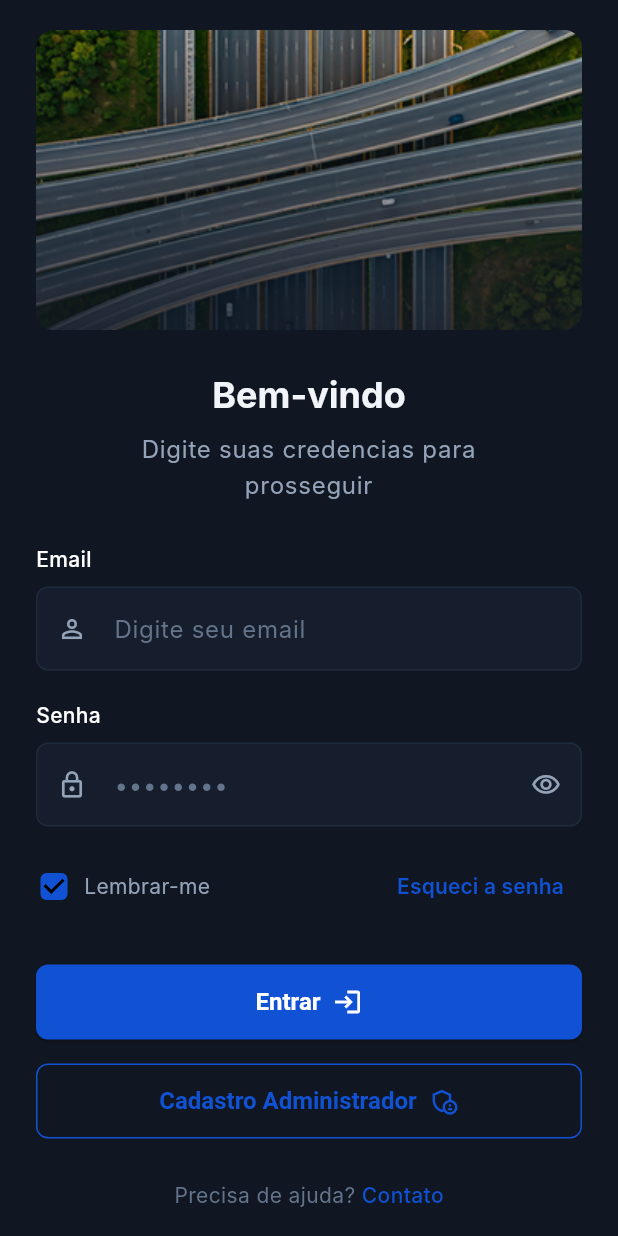
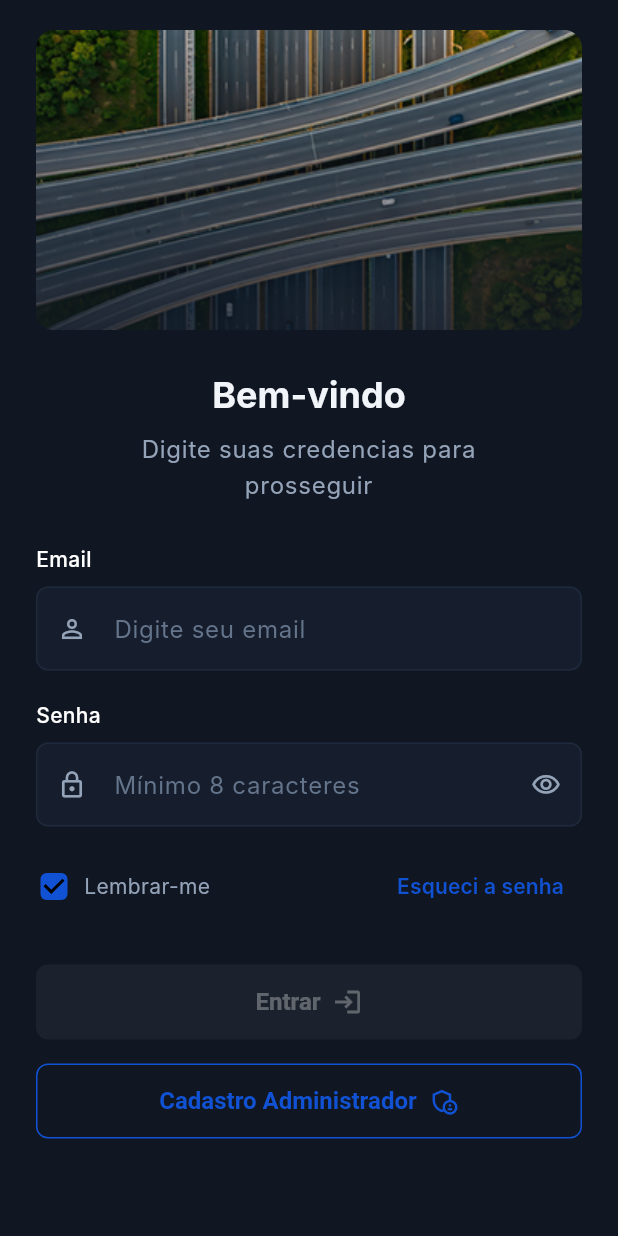
Before and after one commit to braraujo-dev/QMob, a Flutter app: the screen it shows after launch, after a tap on "Lembrar-me", on a phone screen of 412 x 824 dp. Run offline on Flutter 3.47's test engine with Material 3 defaults, Android fonts, the phone set to English and light mode, and no system bars; our stand-ins replace dartz, geocoding, geolocator, get_it, google_maps_flutter, shared_preferences and 1 more; accounts and stored records are empty; Roboto replaces fonts that are missing (Inter).

Commit message:
ajustes no login

```diff
--- a/lib/core/di/injection_container.dart
+++ b/lib/core/di/injection_container.dart
@@ -7,12 +7,19 @@ import '../../features/auth/domain/usecases/auth_usecase.dart';
 import '../../features/auth/presentation/controllers/auth_controller.dart';
 import '../../features/checkin/presentation/controllers/checkin_controller.dart';
 import '../../features/checkin/domain/entities/capital_entity.dart';
+import '../../features/checkin/domain/repositories/checkin_repository.dart';
+import '../../features/checkin/data/repositories/checkin_repository_impl.dart';
+import '../../features/checkin/domain/usecases/get_checkin_status_usecase.dart';
+import '../services/location_service.dart';
 
 final sl = GetIt.instance;
 
 Future<void> init() async {
   // External
   sl.registerLazySingleton<SupabaseClient>(() => Supabase.instance.client);
+
+  // Core Services
+  sl.registerLazySingleton<ILocationService>(() => LocationService());
 
   // Auth
   sl.registerLazySingleton<AuthRemoteDataSource>(() => AuthRemoteDataSourceImpl(sl()));
@@ -21,7 +28,14 @@ Future<void> init() async {
   sl.registerFactory(() => AuthController(sl()));
 
   // Checkin
+  sl.registerLazySingleton<CheckinRepository>(() => CheckinRepositoryImpl());
+  sl.registerLazySingleton(() => const GetCheckinStatusUseCase());
+
   sl.registerFactoryParam<CheckinController, CapitalEntity, void>(
-    (destination, _) => CheckinController(destination),
+    (destination, _) => CheckinController(
+      destination: destination,
+      locationService: sl(),
+      getCheckinStatusUseCase: sl(),
+    ),
   );
 }
--- a/lib/core/widgets/custom_text_field.dart
+++ b/lib/core/widgets/custom_text_field.dart
@@ -7,6 +7,9 @@ class CustomTextField extends StatefulWidget {
   final IconData prefixIcon;
   final bool isPassword;
   final TextEditingController? controller;
+  final String? errorText;
+  final TextInputType? keyboardType;
+  final Function(String)? onChanged;
 
   const CustomTextField({
     super.key,
@@ -15,6 +18,9 @@ class CustomTextField extends StatefulWidget {
     required this.prefixIcon,
     this.isPassword = false,
     this.controller,
+    this.errorText,
+    this.keyboardType,
+    this.onChanged,
   });
 
   @override
@@ -47,9 +53,12 @@ class _CustomTextFieldState extends State<CustomTextField> {
         TextFormField(
           controller: widget.controller,
           obscureText: _obscureText,
+          keyboardType: widget.keyboardType,
+          onChanged: widget.onChanged,
           style: const TextStyle(color: AppColors.white),
           decoration: InputDecoration(
             hintText: widget.hintText,
+            errorText: widget.errorText,
             prefixIcon: Icon(widget.prefixIcon, size: 20),
             suffixIcon: widget.isPassword
                 ? IconButton(
--- a/lib/features/auth/data/datasources/auth_remote_datasource.dart
+++ b/lib/features/auth/data/datasources/auth_remote_datasource.dart
@@ -6,6 +6,8 @@ abstract class AuthRemoteDataSource {
     required String email,
     required String password,
   });
+
+  UserModel? getCurrentUser();
 }
 
 class AuthRemoteDataSourceImpl implements AuthRemoteDataSource {
@@ -36,4 +38,13 @@ class AuthRemoteDataSourceImpl implements AuthRemoteDataSource {
       throw Exception(e.toString());
     }
   }
+
+  @override
+  UserModel? getCurrentUser() {
+    final user = supabaseClient.auth.currentUser;
+    if (user != null) {
+      return UserModel(id: user.id, email: user.email ?? '');
+    }
+    return null;
+  }
 }
--- a/lib/features/auth/data/repositories/auth_repository_impl.dart
+++ b/lib/features/auth/data/repositories/auth_repository_impl.dart
@@ -1,4 +1,5 @@
 import 'package:dartz/dartz.dart';
+import 'package:shared_preferences/shared_preferences.dart';
 import '../../domain/entities/user_entity.dart';
 import '../../domain/repositories/auth_repository.dart';
 import '../datasources/auth_remote_datasource.dart';
@@ -23,4 +24,27 @@ class AuthRepositoryImpl implements AuthRepository {
       return Left(e.toString());
     }
   }
+
+  @override
+  UserEntity? getCurrentUser() {
+    return remoteDataSource.getCurrentUser();
+  }
+
+  @override
+  Future<String?> getRememberedEmail() async {
+    final prefs = await SharedPreferences.getInstance();
+    return prefs.getString('saved_email');
+  }
+
+  @override
+  Future<void> removeRememberedEmail() async {
+    final prefs = await SharedPreferences.getInstance();
+    await prefs.remove('saved_email');
+  }
+
+  @override
+  Future<void> saveRememberedEmail(String email) async {
+    final prefs = await SharedPreferences.getInstance();
+    await prefs.setString('saved_email', email);
+  }
 }
--- a/lib/features/auth/domain/repositories/auth_repository.dart
+++ b/lib/features/auth/domain/repositories/auth_repository.dart
@@ -6,4 +6,10 @@ abstract class AuthRepository {
     required String email,
     required String password,
   });
+
+  Future<void> saveRememberedEmail(String email);
+  Future<String?> getRememberedEmail();
+  Future<void> removeRememberedEmail();
+
+  UserEntity? getCurrentUser();
 }
--- a/lib/features/auth/domain/usecases/auth_usecase.dart
+++ b/lib/features/auth/domain/usecases/auth_usecase.dart
@@ -13,4 +13,20 @@ class AuthUseCase {
   }) async {
     return await repository.signIn(email: email, password: password);
   }
+
+  UserEntity? getCurrentUser() {
+    return repository.getCurrentUser();
+  }
+
+  Future<void> saveEmail(String email) async {
+    await repository.saveRememberedEmail(email);
+  }
+
+  Future<String?> getSavedEmail() async {
+    return await repository.getRememberedEmail();
+  }
+
+  Future<void> removeSavedEmail() async {
+    await repository.removeRememberedEmail();
+  }
 }
--- a/lib/features/auth/presentation/controllers/auth_controller.dart
+++ b/lib/features/auth/presentation/controllers/auth_controller.dart
@@ -7,14 +7,70 @@ class AuthController extends ValueNotifier<AuthState> {
 
   AuthController(this.authUseCase) : super(AuthInitialState());
 
+  bool isFormValid = false;
+  bool rememberMe = false;
+
+  String? emailError;
+  String? passwordError;
+
+  void validateForm(String email, String password) {
+    if (email.isEmpty) {
+      emailError = null;
+    } else {
+      final emailValid = RegExp(r"^[a-zA-Z0-9.a-zA-Z0-9.!#$%&'*+-/=?^_`{|}~]+@[a-zA-Z0-9]+\.[a-zA-Z]+").hasMatch(email);
+      emailError = emailValid ? null : 'E-mail inválido';
+    }
+
+    if (password.isEmpty) {
+      passwordError = null;
+    } else {
+      passwordError = password.length >= 8 ? null : 'Mínimo 8 caracteres';
+    }
+
+    isFormValid = emailError == null && passwordError == null && email.isNotEmpty && password.isNotEmpty;
+    notifyListeners();
+  }
+
+  void resetState() {
+    value = AuthInitialState();
+  }
+
+  void toggleRememberMe(bool? value) {
+    rememberMe = value ?? false;
+    notifyListeners();
+  }
+
   Future<void> signIn(String email, String password) async {
     value = AuthLoadingState();
 
     final result = await authUseCase.signIn(email: email, password: password);
 
     result.fold(
-      (error) => value = AuthErrorState(error),
-      (user) => value = AuthSuccessState(user),
+      (error) {
+        String humanMessage = error;
+        if (error.contains('Invalid login credentials')) {
+          humanMessage = 'E-mail ou senha incorretos.';
+        } else if (error.contains('network_error')) {
+          humanMessage = 'Sem conexão com a internet.';
+        }
+        value = AuthErrorState(humanMessage);
+      },
+      (user) async {
+        if (rememberMe) {
+          await authUseCase.saveEmail(email);
+        } else {
+          await authUseCase.removeSavedEmail();
+        }
+        value = AuthSuccessState(user);
+      },
     );
   }
+
+  Future<String?> getSavedEmail() async {
+    final email = await authUseCase.getSavedEmail();
+    if (email != null) {
+      rememberMe = true;
+    }
+    return email;
+  }
 }
--- a/lib/features/auth/presentation/pages/auth_page.dart
+++ b/lib/features/auth/presentation/pages/auth_page.dart
@@ -1,6 +1,5 @@
 import 'package:alternative/routes/app_routes_manager.dart';
 import 'package:flutter/material.dart';
-
 import '../../../../core/di/injection_container.dart';
 import '../../../../core/theme/app_colors.dart';
 import '../../../../core/widgets/custom_text_field.dart';
@@ -19,7 +18,6 @@ class AuthPage extends StatefulWidget {
 class _AuthPageState extends State<AuthPage> {
   final TextEditingController _emailController = TextEditingController();
   final TextEditingController _passwordController = TextEditingController();
-  bool _rememberMe = false;
 
   late final AuthController _controller;
 
@@ -28,21 +26,45 @@ class _AuthPageState extends State<AuthPage> {
     super.initState();
     _controller = sl<AuthController>();
     _controller.addListener(_onStateChanged);
+
+    _emailController.addListener(_onFieldsChanged);
+    _passwordController.addListener(_onFieldsChanged);
+
+    _initAsync();
+  }
+
+  void _onFieldsChanged() {
+    _controller.validateForm(_emailController.text, _passwordController.text);
+  }
+
+  Future<void> _initAsync() async {
+    final savedEmail = await _controller.getSavedEmail();
+    if (savedEmail != null) {
+      _emailController.text = savedEmail;
+      _controller.validateForm(_emailController.text, _passwordController.text);
+    }
   }
 
   void _onStateChanged() {
     final state = _controller.value;
     if (state is AuthErrorState) {
-      ScaffoldMessenger.of(
-        context,
-      ).showSnackBar(SnackBar(content: Text(state.message), backgroundColor: Colors.redAccent));
-    } else if (state is AuthSuccessState) {
       ScaffoldMessenger.of(context).showSnackBar(
-        const SnackBar(
-          content: Text('Login realizado com sucesso!'),
-          backgroundColor: Colors.green,
+        SnackBar(
+          content: Row(
+            children: [
+              const Icon(Icons.error_outline, color: Colors.white),
+              const SizedBox(width: 12),
+              Expanded(child: Text(state.message)),
+            ],
+          ),
+          backgroundColor: Colors.redAccent,
+          behavior: SnackBarBehavior.floating,
+          shape: RoundedRectangleBorder(borderRadius: BorderRadius.circular(10)),
         ),
       );
+      _controller.resetState();
+    } else if (state is AuthSuccessState) {
+      Navigator.pushReplacementNamed(context, AppRoutes.checkin);
     }
   }
 
@@ -62,7 +84,10 @@ class _AuthPageState extends State<AuthPage> {
         child: SingleChildScrollView(
           child: Padding(
             padding: const EdgeInsets.symmetric(horizontal: 24.0),
-            child: Column(
+            child: ListenableBuilder(
+              listenable: _controller,
+              builder: (context, _) {
+                return Column(
                   crossAxisAlignment: CrossAxisAlignment.center,
                   children: [
                     const SizedBox(height: 20),
@@ -81,18 +106,7 @@ class _AuthPageState extends State<AuthPage> {
                               color: AppColors.slate500.withValues(alpha: .1),
                               borderRadius: BorderRadius.circular(12),
                             ),
-                        child: const Column(
-                          mainAxisAlignment: MainAxisAlignment.center,
-                          children: [
-                            Icon(Icons.image_not_supported, color: AppColors.slate400, size: 40),
-                            SizedBox(height: 8),
-                            Text(
-                              'Imagem não encontrada',
-                              textAlign: TextAlign.center,
-                              style: TextStyle(color: AppColors.slate400, fontSize: 12),
-                            ),
-                          ],
-                        ),
+                            child: const Icon(Icons.image_not_supported, color: AppColors.slate400, size: 40),
                           );
                         },
                       ),
@@ -112,21 +126,26 @@ class _AuthPageState extends State<AuthPage> {
                       style: Theme.of(context).textTheme.bodyLarge,
                     ),
                     const SizedBox(height: 28),
+
                     CustomTextField(
                       label: 'Email',
                       hintText: 'Digite seu email',
                       prefixIcon: Icons.person_outline,
                       controller: _emailController,
+                      errorText: _controller.emailError,
+                      keyboardType: TextInputType.emailAddress,
                     ),
                     const SizedBox(height: 20),
                     CustomTextField(
                       label: 'Senha',
-                  hintText: '••••••••',
+                      hintText: 'Mínimo 8 caracteres',
                       prefixIcon: Icons.lock_outline,
                       isPassword: true,
                       controller: _passwordController,
+                      errorText: _controller.passwordError,
                     ),
                     const SizedBox(height: 16),
+
                     Row(
                       mainAxisAlignment: MainAxisAlignment.spaceBetween,
                       children: [
@@ -136,40 +155,27 @@ class _AuthPageState extends State<AuthPage> {
                               height: 24,
                               width: 24,
                               child: Checkbox(
-                            value: _rememberMe,
-                            onChanged: (value) {
-                              setState(() {
-                                _rememberMe = value ?? false;
-                              });
-                            },
+                                value: _controller.rememberMe,
+                                onChanged: (value) => _controller.toggleRememberMe(value),
                                 activeColor: AppColors.primary,
                                 shape: RoundedRectangleBorder(borderRadius: BorderRadius.circular(4)),
                               ),
                             ),
                             const SizedBox(width: 8),
                             GestureDetector(
-                          onTap: () {
-                            setState(() {
-                              _rememberMe = !_rememberMe;
-                            });
-                          },
-                          child: const Text(
-                            'Lembrar-me',
-                            style: TextStyle(color: AppColors.slate400),
-                          ),
+                              onTap: () => _controller.toggleRememberMe(!_controller.rememberMe),
+                              child: const Text('Lembrar-me', style: TextStyle(color: AppColors.slate400)),
                             ),
                           ],
                         ),
                         TextButton(
                           onPressed: () {},
-                      child: const Text(
-                        'Esqueci a senha',
-                        style: TextStyle(color: AppColors.primary, fontWeight: FontWeight.w600),
-                      ),
+                          child: const Text('Esqueci a senha', style: TextStyle(color: AppColors.primary, fontWeight: FontWeight.w600)),
                         ),
                       ],
                     ),
                     const SizedBox(height: 28),
+
                     ValueListenableBuilder<AuthState>(
                       valueListenable: _controller,
                       builder: (context, state, child) {
@@ -178,57 +184,26 @@ class _AuthPageState extends State<AuthPage> {
                         return PrimaryButton(
                           text: isLoading ? 'Entrando...' : 'Entrar',
                           icon: isLoading ? null : Icons.login,
-                      onPressed: () {
-                        Navigator.pushReplacementNamed(context, AppRoutes.adminHome);
-                      },
-                      // onPressed: isLoading
-                      //   ? () {}
-                      //   : () => _controller.signIn(
-                      //       _emailController.text,
-                      //       _passwordController.text,
-                      //     ),
+                          onPressed: (_controller.isFormValid && !isLoading)
+                              ? () => _controller.signIn(
+                                    _emailController.text,
+                                    _passwordController.text,
+                                  )
+                              : null,
                         );
                       },
                     ),
+
                     const SizedBox(height: 16),
                     SecondaryButton(
                       text: 'Cadastro Administrador',
                       icon: Icons.admin_panel_settings_outlined,
                       onPressed: () {},
                     ),
-                const SizedBox(height: 28),
-                Row(
-                  mainAxisAlignment: MainAxisAlignment.center,
-                  children: [
-                    const Text('Precisa de ajuda? ', style: TextStyle(color: AppColors.slate500)),
-                    GestureDetector(
-                      onTap: () {},
-                      child: const Text(
-                        'Contato',
-                        style: TextStyle(color: AppColors.primary, fontWeight: FontWeight.w500),
-                      ),
-                    ),
-                  ],
-                ),
-                const SizedBox(height: 24),
-                Row(
-                  mainAxisAlignment: MainAxisAlignment.center,
-                  children: const [
-                    Icon(Icons.security, size: 16, color: AppColors.slate400),
-                    SizedBox(width: 8),
-                    Text(
-                      'SECURE CONNECTION',
-                      style: TextStyle(
-                        color: AppColors.slate400,
-                        fontSize: 12,
-                        fontWeight: FontWeight.bold,
-                        letterSpacing: 1.2,
-                      ),
-                    ),
-                  ],
-                ),
                     const SizedBox(height: 40),
                   ],
+                );
+              },
             ),
           ),
         ),
--- /dev/null
+++ b/lib/features/checkin/domain/repositories/checkin_repository.dart
@@ -0,0 +1,6 @@
+import '../entities/capital_entity.dart';
+
+abstract class CheckinRepository {
+  Future<List<CapitalEntity>> getCapitals();
+  Future<CapitalEntity> getDestinationByCityName(String cityName);
+}
--- a/lib/main.dart
+++ b/lib/main.dart
@@ -1,9 +1,11 @@
 import 'package:alternative/core/theme/app_theme.dart';
+import 'package:alternative/features/auth/domain/usecases/auth_usecase.dart';
 import 'package:alternative/routes/app_routes_manager.dart';
 import 'package:flutter/material.dart';
 import 'package:supabase_flutter/supabase_flutter.dart';
 import 'core/config/env.dart';
 import 'core/di/injection_container.dart' as di;
+import 'core/di/injection_container.dart';
 
 void main() async {
   WidgetsFlutterBinding.ensureInitialized();
@@ -12,11 +14,19 @@ void main() async {
 
   await di.init();
 
-  runApp(const MyApp());
+  final authUseCase = sl<AuthUseCase>();
+  final user = authUseCase.getCurrentUser();
+  final savedEmail = await authUseCase.getSavedEmail();
+
+  final bool shouldGoToCheckin = user != null && savedEmail != null;
+
+  runApp(MyApp(startInCheckin: shouldGoToCheckin));
 }
 
 class MyApp extends StatelessWidget {
-  const MyApp({super.key});
+  final bool startInCheckin;
+
+  const MyApp({super.key, required this.startInCheckin});
 
   @override
   Widget build(BuildContext context) {
@@ -24,7 +34,7 @@ class MyApp extends StatelessWidget {
       title: 'Alternative App',
       debugShowCheckedModeBanner: false,
       theme: AppTheme.darkTheme,
-      initialRoute: AppRoutes.auth,
+      initialRoute: startInCheckin ? AppRoutes.checkin : AppRoutes.auth,
       routes: AppRoutes.routes,
     );
   }
--- a/pubspec.yaml
+++ b/pubspec.yaml
@@ -42,6 +42,7 @@ dependencies:
   geolocator: ^13.0.2
   intl: ^0.20.2
   geocoding: ^4.0.0
+  shared_preferences: ^2.5.2
 
 dev_dependencies:
   flutter_test:
```
Also changed, not shown: lib/core/services/location_service.dart (added, +59 -0 lines), lib/features/checkin/data/repositories/checkin_repository_impl.dart (added, +36 -0 lines), lib/features/checkin/domain/usecases/get_checkin_status_usecase.dart (added, +34 -0 lines), lib/features/checkin/presentation/controllers/checkin_controller.dart (+30 -45 lines). Lines whose indentation alone changed are shown as unchanged.
